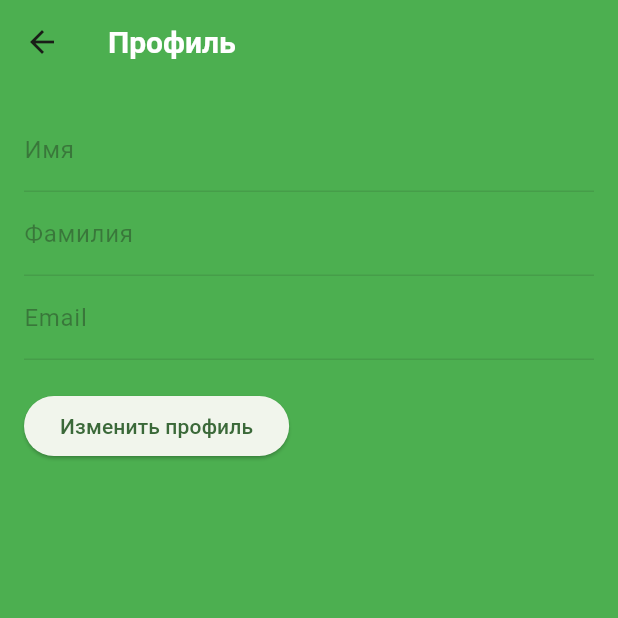
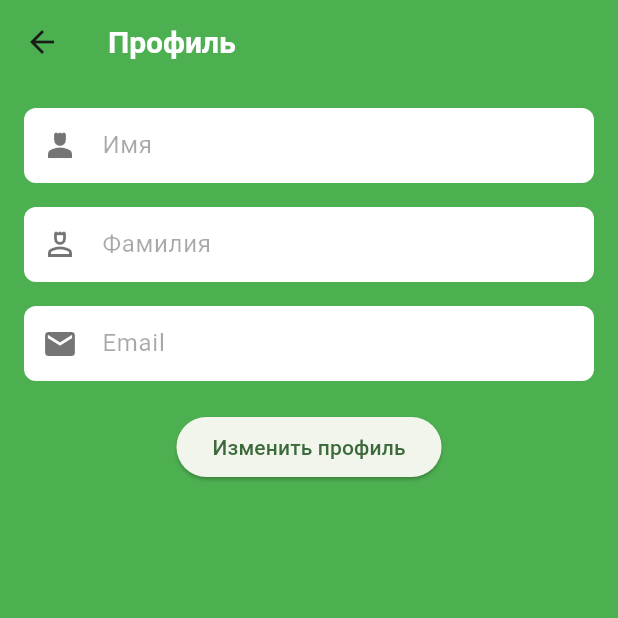
Before and after one commit to Voldezhur/Startups, a Flutter app: the ProfileScreen screen opened by its route, on a phone screen of 412 x 824 dp, the top half of it. Run offline on Flutter 3.47's test engine with Material 3 defaults, Android fonts, the light colour scheme and no system bars; our stand-ins replace audioplayers, file_picker, shared_preferences; missing offline and left inert: epub_view; accounts and stored records are empty.

Commit message:
add profile

```diff
--- a/lib/screens/profile_screen.dart
+++ b/lib/screens/profile_screen.dart
@@ -29,8 +29,7 @@ class _ProfileScreenState extends State<ProfileScreen> {
         uid: 1,
         name: _nameController.text,
         surname: _surnameController.text,
-      email: _emailController.text
-    );
+        email: _emailController.text);
     booksStore.updateProfile(profile);
     _isEditing = false;
     ScaffoldMessenger.of(context).showSnackBar(
@@ -41,9 +40,9 @@ class _ProfileScreenState extends State<ProfileScreen> {
   @override
   Widget build(BuildContext context) {
     final booksStore = Provider.of<BooksStore>(context);
-    _nameController.text = booksStore.userProfile.name;
-    _surnameController.text = booksStore.userProfile.surname;
-    _emailController.text = booksStore.userProfile.email;
+    _nameController.text = booksStore.profile.name;
+    _surnameController.text = booksStore.profile.surname;
+    _emailController.text = booksStore.profile.email;
 
     return Scaffold(
       appBar: AppBar(
@@ -54,23 +53,63 @@ class _ProfileScreenState extends State<ProfileScreen> {
         child: Column(
           crossAxisAlignment: CrossAxisAlignment.start,
           children: [
-            TextField(
+            Container(
+              decoration: BoxDecoration(
+                color: Colors.white,
+                borderRadius: BorderRadius.circular(8),
+              ),
+              child: TextField(
                 controller: _nameController,
-              decoration: const InputDecoration(labelText: 'Имя'),
+                decoration: const InputDecoration(
+                  labelText: 'Имя',
+                  prefixIcon: Icon(Icons.person_4, color: Colors.black54),
+                  border: InputBorder.none,
+                  contentPadding:
+                      EdgeInsets.symmetric(horizontal: 16, vertical: 5),
+                ),
                 enabled: _isEditing,
               ),
-            TextField(
+            ),
+            const SizedBox(height: 16),
+            Container(
+              decoration: BoxDecoration(
+                color: Colors.white,
+                borderRadius: BorderRadius.circular(8),
+              ),
+              child: TextField(
                 controller: _surnameController,
-              decoration: const InputDecoration(labelText: 'Фамилия'),
+                decoration: const InputDecoration(
+                  labelText: 'Фамилия',
+                  prefixIcon:
+                      Icon(Icons.person_4_outlined, color: Colors.black54),
+                  border: InputBorder.none,
+                  contentPadding:
+                      EdgeInsets.symmetric(horizontal: 16, vertical: 5),
+                ),
                 enabled: _isEditing,
               ),
-            TextField(
+            ),
+            const SizedBox(height: 16),
+            Container(
+              decoration: BoxDecoration(
+                color: Colors.white,
+                borderRadius: BorderRadius.circular(8),
+              ),
+              child: TextField(
                 controller: _emailController,
-              decoration: const InputDecoration(labelText: 'Email'),
+                decoration: const InputDecoration(
+                  labelText: 'Email',
+                  prefixIcon: Icon(Icons.email, color: Colors.black54),
+                  border: InputBorder.none,
+                  contentPadding:
+                      EdgeInsets.symmetric(horizontal: 16, vertical: 5),
+                ),
                 enabled: _isEditing,
               ),
+            ),
             const SizedBox(height: 20),
-            ElevatedButton(
+            Center(
+              child: ElevatedButton(
                 onPressed: () {
                   if (_isEditing) {
                     _updateProfile(booksStore);
@@ -80,7 +119,9 @@ class _ProfileScreenState extends State<ProfileScreen> {
                     });
                   }
                 },
-              child: Text(_isEditing ? 'Сохранить изменения' : 'Изменить профиль'),
+                child: Text(
+                    _isEditing ? 'Сохранить изменения' : 'Изменить профиль'),
+              ),
             ),
           ],
         ),
```
Also changed, not shown: lib/main.dart (+4 -3 lines), lib/models/books.model.dart (+55 -4 lines), lib/screens/auth_screen.dart (added, +123 -0 lines), lib/screens/book_list_screen.dart (+26 -0 lines). Lines whose indentation alone changed are shown as unchanged.
